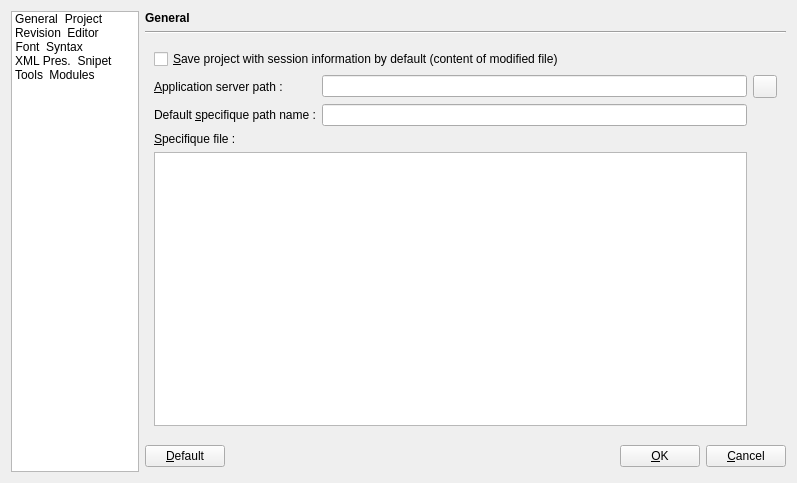
Above: xinx/ui/custom.ui from phoenix741/xinx before the change. Below: the same form after it.
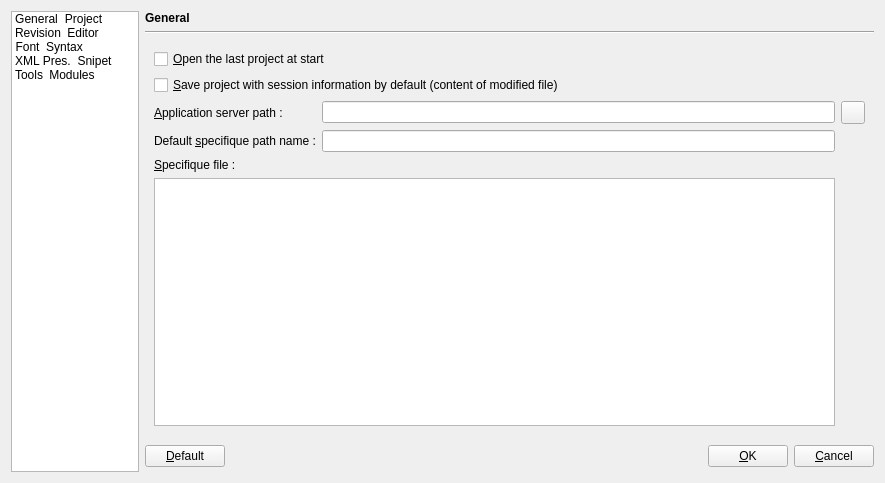
That is the form after the change. The open tabs and pages were chosen to show the change. Icons and pictures are not drawn. Custom widgets are drawn as their Qt base class.

```diff
--- a/xinx/ui/custom.ui
+++ b/xinx/ui/custom.ui
@@ -5,7 +5,7 @@
    <rect>
     <x>0</x>
     <y>0</y>
-    <width>797</width>
+    <width>885</width>
     <height>483</height>
    </rect>
   </property>
@@ -258,26 +258,12 @@
        <rect>
         <x>0</x>
         <y>0</y>
-        <width>644</width>
+        <width>732</width>
         <height>391</height>
        </rect>
       </property>
       <layout class="QGridLayout" >
-       <item row="0" column="0" colspan="3" >
-        <widget class="QCheckBox" name="m_saveSessionCheckBox" >
-         <property name="whatsThis" >
-          <string>&lt;p>This define the default way to close the project.&lt;/p>
-&lt;p>If checked, when the project, or the application is closed informations about unsaved files are stored in a session file.&lt;/p>
-&lt;p>Else, the XINX ask the user about unsaved file.&lt;/p>
-&lt;p/>
-&lt;p>&lt;i>In case of crash &lt;b>XINX&lt;/b> save the project in session mode automatically.&lt;/i>&lt;/p></string>
-         </property>
-         <property name="text" >
-          <string>&amp;Save project with session information by default (content of modified file)</string>
-         </property>
-        </widget>
-       </item>
-       <item row="1" column="0" >
+       <item row="4" column="0" >
         <widget class="QLabel" name="label_2" >
          <property name="text" >
           <string>&amp;Application server path :</string>
@@ -287,7 +273,7 @@
          </property>
         </widget>
        </item>
-       <item row="1" column="1" >
+       <item row="4" column="1" >
         <widget class="DirectoryEdit" name="m_projectPathLineEdit" >
          <property name="whatsThis" >
           <string>&lt;p>This the path where the save dialog must be opened when you create a new project.&lt;/p>
@@ -295,7 +281,7 @@
          </property>
         </widget>
        </item>
-       <item row="1" column="2" >
+       <item row="4" column="2" >
         <widget class="QToolButton" name="m_changeProjectPathBtn" >
          <property name="icon" >
           <iconset resource="../application.qrc" >
@@ -303,7 +289,7 @@
          </property>
         </widget>
        </item>
-       <item row="2" column="0" >
+       <item row="5" column="0" >
         <widget class="QLabel" name="label_11" >
          <property name="text" >
           <string>Default &amp;specifique path name :</string>
@@ -313,7 +299,7 @@
          </property>
         </widget>
        </item>
-       <item row="2" column="1" >
+       <item row="5" column="1" >
         <widget class="QLineEdit" name="m_lineEditDefaultProjectPathName" >
          <property name="whatsThis" >
           <string>&lt;p>This is the path where derivated files are stored in derivated project mode.&lt;/p>
@@ -321,7 +307,7 @@
          </property>
         </widget>
        </item>
-       <item row="3" column="0" >
+       <item row="6" column="0" >
         <widget class="QLabel" name="label_16" >
          <property name="text" >
           <string>&amp;Specifique file :</string>
@@ -331,13 +317,34 @@
          </property>
         </widget>
        </item>
-       <item row="4" column="0" colspan="2" >
+       <item row="7" column="0" colspan="2" >
         <widget class="QTableView" name="m_specifiqueTableView" >
          <property name="whatsThis" >
           <string>For each type of files, you can choose a sub-directory of the default specifique path name (ie. &lt;i>langue/fra/nav/projet/js&lt;/i>). You can choose if the type of file can be Specifique or not. If not, the sub-directory is ignored.</string>
          </property>
         </widget>
        </item>
+       <item row="2" column="0" colspan="3" >
+        <widget class="QCheckBox" name="m_openLastProjectCheckBox" >
+         <property name="text" >
+          <string>&amp;Open the last project at start</string>
+         </property>
+        </widget>
+       </item>
+       <item row="3" column="0" colspan="3" >
+        <widget class="QCheckBox" name="m_saveSessionCheckBox" >
+         <property name="whatsThis" >
+          <string>&lt;p>This define the default way to close the project.&lt;/p>
+&lt;p>If checked, when the project, or the application is closed informations about unsaved files are stored in a session file.&lt;/p>
+&lt;p>Else, the XINX ask the user about unsaved file.&lt;/p>
+&lt;p/>
+&lt;p>&lt;i>In case of crash &lt;b>XINX&lt;/b> save the project in session mode automatically.&lt;/i>&lt;/p></string>
+         </property>
+         <property name="text" >
+          <string>&amp;Save project with session information by default (content of modified file)</string>
+         </property>
+        </widget>
+       </item>
       </layout>
      </widget>
      <widget class="QWidget" name="m_revision" >
```
Left out of the diff: 3 changed lines with no effect on the pictures.
